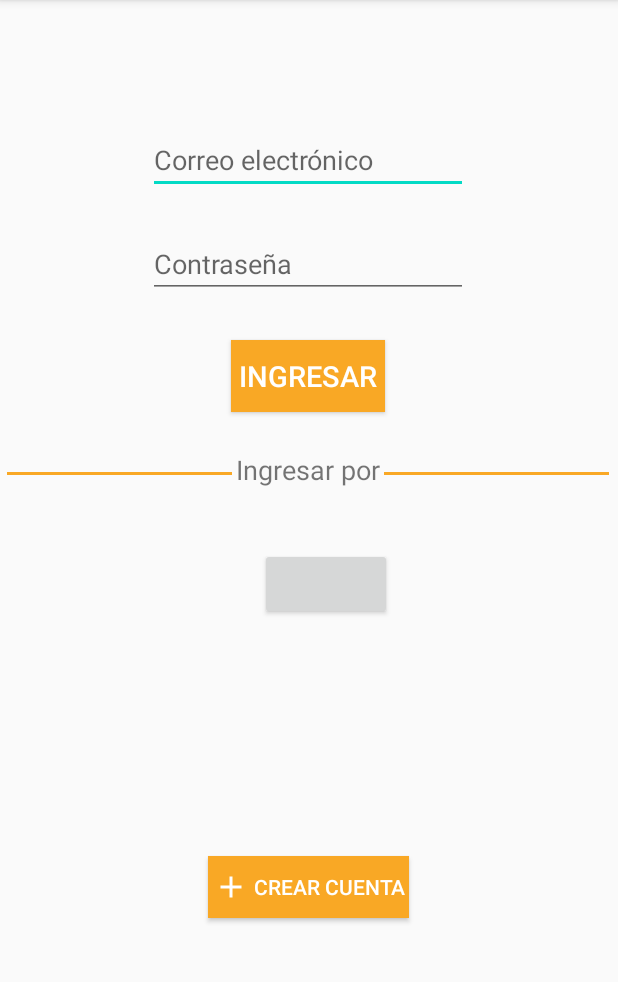
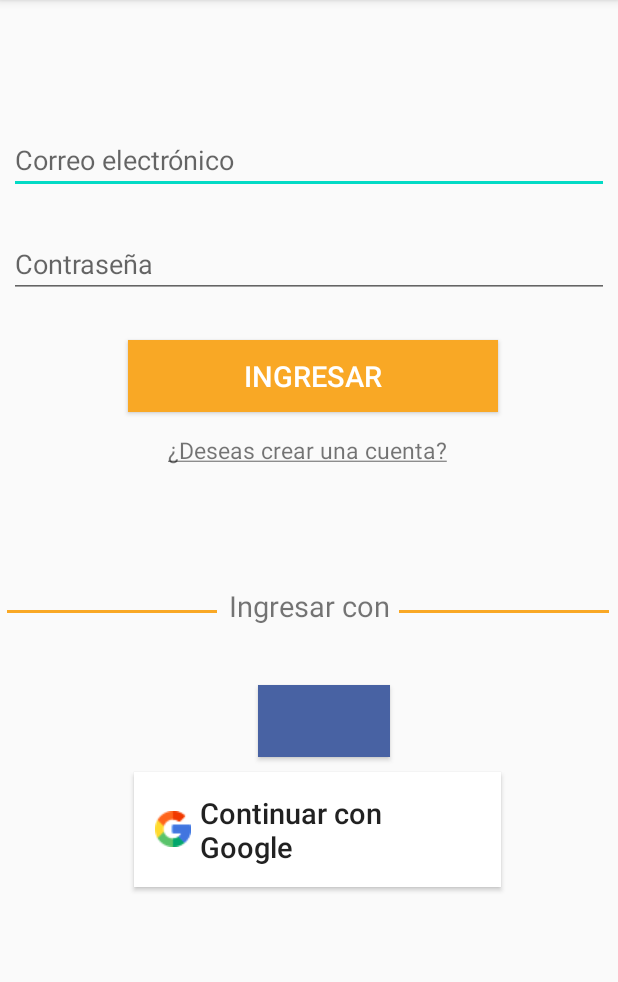
Before and after one commit to alegonzalez/balance_money, an Android app: the screen it shows after launch (LoginActivity), on a phone screen of 412 x 824 dp, the part 84-1066 px from its top. Run offline under Robolectric (Android 15) with nearby library versions, the phone set to English and light mode, and no system bars; our stand-ins replace Firebase (no records; nobody signed in at launch, a user with empty details on screens opened directly); libraries missing offline, so code that uses them is left out: com.blogspot.atifsoftwares, com.facebook, com.facebook.login; plain views replace LoginButton; 7 statements that could not run were skipped.

Commit message:
fix error when user do click to login button  with provider Facebook

```diff
--- a/balance_money/app/build.gradle
+++ b/balance_money/app/build.gradle
@@ -43,6 +43,7 @@ dependencies {
     implementation 'com.google.firebase:firebase-auth:19.3.1'
     implementation 'com.google.firebase:firebase-database:19.2.0'
     implementation 'com.facebook.android:facebook-login:[5,6)'
+    implementation 'com.google.android.gms:play-services-auth:18.0.0'
     implementation 'com.github.mohammadatif:Animatoo:master'
 
 
--- a/balance_money/app/src/main/java/com/ale/balance_money/LoginActivity.kt
+++ b/balance_money/app/src/main/java/com/ale/balance_money/LoginActivity.kt
@@ -2,9 +2,12 @@ package com.ale.balance_money
 
 
 import android.content.Intent
+import android.graphics.Paint
 import android.os.Bundle
 import android.view.View
+import android.widget.Button
 import android.widget.EditText
+import android.widget.TextView
 import android.widget.Toast
 import androidx.appcompat.app.AlertDialog
 import androidx.appcompat.app.AppCompatActivity
@@ -14,75 +17,119 @@ import com.facebook.FacebookCallback
 import com.facebook.FacebookException
 import com.facebook.login.LoginManager
 import com.facebook.login.LoginResult
+import com.facebook.login.widget.LoginButton
+import com.google.android.gms.auth.api.signin.GoogleSignIn
+import com.google.android.gms.auth.api.signin.GoogleSignInAccount
+import com.google.android.gms.auth.api.signin.GoogleSignInClient
+import com.google.android.gms.auth.api.signin.GoogleSignInOptions
+import com.google.android.gms.common.api.ApiException
+import com.google.android.gms.tasks.Task
+import com.google.firebase.auth.AuthCredential
 import com.google.firebase.auth.FacebookAuthProvider
 import com.google.firebase.auth.FirebaseAuth
-
+import com.google.firebase.auth.GoogleAuthProvider
 
 class LoginActivity : AppCompatActivity() {
-    var callbackManager = CallbackManager.Factory.create()
-
+    var callbackManager: CallbackManager = CallbackManager.Factory.create()
+    private val RC_SIGN_IN = 100
     override fun onCreate(savedInstanceState: Bundle?) {
         super.onCreate(savedInstanceState)
         setContentView(R.layout.activity_login)
+        var buttonGoogle = findViewById<Button>(R.id.btnSignInGoogle)
+        var buttonFacebook = findViewById<LoginButton>(R.id.loginBtnFacebook)
+        var txtCreateNewAccount = findViewById<TextView>(R.id.txtCreateNewAccount)
+        txtCreateNewAccount.setPaintFlags(txtCreateNewAccount.getPaintFlags() or Paint.UNDERLINE_TEXT_FLAG)
+        buttonFacebook.setCompoundDrawablesWithIntrinsicBounds(resources.getDrawable(R.drawable.facebook), null, null, null);
+        buttonFacebook.setPermissions("public_profile","email")
+        buttonGoogle.setOnClickListener {
+            val gso = GoogleSignInOptions.Builder(GoogleSignInOptions.DEFAULT_SIGN_IN)
+                .requestIdToken(getString(R.string.default_web_client_id))
+                .requestEmail()
+                .build()
+            val googleClient: GoogleSignInClient = GoogleSignIn.getClient(this, gso)
+            googleClient.signOut()
+            startActivityForResult(googleClient.signInIntent, RC_SIGN_IN)
+        }
+        buttonFacebook.setOnClickListener{
+            buttonFacebook.registerCallback(callbackManager,
+                object : FacebookCallback<LoginResult?> {
+                    override fun onSuccess(loginResult: LoginResult?) {
+                        loginResult?.let {
+                            val token = it.accessToken
+                            val credential = FacebookAuthProvider.getCredential(token.token)
+                            authenticationProvider(Authentication.FACEBOOK, credential)
+                        }
+                    }
+                    override fun onCancel() {}
+
+                    override fun onError(exception: FacebookException) {
+                        showAlert("Se ha producido un error de autenticación con el usuario")
+                    }
+                })
+        }
     }
+
     override fun onActivityResult(requestCode: Int, resultCode: Int, data: Intent?) {
         callbackManager.onActivityResult(requestCode, resultCode, data)
         super.onActivityResult(requestCode, resultCode, data)
+        if (requestCode == RC_SIGN_IN) {
+            val task: Task<GoogleSignInAccount> = GoogleSignIn.getSignedInAccountFromIntent(data)
+
+            try {
+                val account: GoogleSignInAccount? = task.getResult(ApiException::class.java)
+                if (account != null) {
+                    val credential: AuthCredential =
+                        GoogleAuthProvider.getCredential(account.idToken, null)
+                    this.authenticationProvider(Authentication.GOOGLE, credential)
+                }
+            } catch (e: ApiException) {
+                showAlert("Error al obtener la cuenta")
+            }
+
+        }
     }
 
+    /**
+     * This function make authentication of different providers and save data in firebase
+     */
+    private fun authenticationProvider(
+        typeAuthentication: Authentication,
+        credential: AuthCredential
+    ) {
+        FirebaseAuth.getInstance().signInWithCredential(credential).addOnCompleteListener {
+            if (it.isSuccessful) {
+                val person = Person(
+                    it.result?.user?.displayName.toString(),
+                    it.result?.user?.email.toString(),"",typeAuthentication.name
+                )
+                if (person.writeNewUser(typeAuthentication)) {
+                    openMenu()
+                } else {
+                    showAlert("Hubo problemas al guardar su información, intentalo nuevamente")
+                }
+            } else {
+                showAlert("Hubo problemas al guardar su información, intentalo nuevamente")
+            }
+        }
+
+    }
 
     /**
      * This function show Alert
      */
-    private fun showAlert(message:String){
+    private fun showAlert(message: String) {
         val builder = AlertDialog.Builder(this);
         builder.setTitle("Error")
         builder.setMessage(message)
-        builder.setPositiveButton("Aceptar",null)
-        val dialog:AlertDialog = builder.create()
+        builder.setPositiveButton("Aceptar", null)
+        val dialog: AlertDialog = builder.create()
         dialog.show()
-    }
-    /**
-     * method onclick when user make click in button with facebook
-     *
-     */
-    fun loginFacebook(view: View) {
-        LoginManager.getInstance().logInWithReadPermissions(this, listOf("email"))
-        LoginManager.getInstance().registerCallback(callbackManager,
-            object : FacebookCallback<LoginResult?> {
-                override fun onSuccess(loginResult: LoginResult?) {
-                    loginResult?.let {
-                        val token = it.accessToken
-                        val credential = FacebookAuthProvider.getCredential(token.token)
-                        FirebaseAuth.getInstance().signInWithCredential(credential).addOnCompleteListener{
-                            if (it.isSuccessful){
-                                val person:Person =  Person(it.result?.user?.displayName.toString(),it.result?.user?.email.toString())
-                                if(person.writeNewUser(Authentication.FACEBOOK)){
-                                    openMenu()
-                                }else{
-                                    showAlert("Hubo problemas al guardar su información, intentalo nuevamente")
-                                }
-
-                            }else {
-                                showAlert("Se ha producido un error de autenticaciòn con el usuario");
-                            }
-                        }
-                    }
-                }
-                override fun onCancel() {
-                    Toast.makeText(applicationContext,"Cancel", Toast.LENGTH_SHORT).show()
-                }
-
-                override fun onError(exception: FacebookException) {
-                    showAlert("Se ha producido un error de autenticación con el usuario")
-                }
-            })
     }
 
     /**
      * This function show menu of the application
      */
-    private fun openMenu(){
+    private fun openMenu() {
         val intentMenu = Intent(this, MenuActivity::class.java)
         startActivity(intentMenu)
         Animatoo.animateSlideLeft(this);
@@ -98,13 +145,15 @@ class LoginActivity : AppCompatActivity() {
     }
 
 
-
+    /**
+     * This function login with password and email
+     */
     fun login(view: View) {
         var email = findViewById<EditText>(R.id.txtEmail)
         var password = findViewById<EditText>(R.id.txtPassword)
-        var mAuth:FirebaseAuth = FirebaseAuth.getInstance();
-        val person=Person()
-       var passwordEncrypted =  person.getHash(password.text.toString())
+        var mAuth: FirebaseAuth = FirebaseAuth.getInstance();
+        val person = Person()
+        var passwordEncrypted = person.getHash(password.text.toString())
         mAuth.signInWithEmailAndPassword(email.text.toString(), passwordEncrypted.toString())
             .addOnCompleteListener(this) { task ->
                 if (task.isSuccessful) {
@@ -113,16 +162,11 @@ class LoginActivity : AppCompatActivity() {
                     Animatoo.animateSlideLeft(this);
                 } else {
                     // If sign in fails, display a message to the user.
-
-                    Toast.makeText(baseContext, "Authentication failed.",
-                        Toast.LENGTH_SHORT).show()
-                    // updateUI(null)
-                    // ...
+                    Toast.makeText(
+                        baseContext, "Authentication failed.",
+                        Toast.LENGTH_SHORT
+                    ).show()
                 }
-
-                // ...
             }
     }
-
-
 }
--- a/balance_money/app/src/main/java/com/ale/balance_money/MainActivity.kt
+++ b/balance_money/app/src/main/java/com/ale/balance_money/MainActivity.kt
@@ -12,11 +12,13 @@ class MainActivity : AppCompatActivity() {
     override fun onCreate(savedInstanceState: Bundle?) {
         super.onCreate(savedInstanceState)
         setContentView(R.layout.main_activity)
+      /*
         val handler:Handler =  Handler()
         handler.postDelayed({
             checkLogin()
         }, 5000)
-
+*/
+        checkLogin()
     }
 
     /**
@@ -29,12 +31,15 @@ class MainActivity : AppCompatActivity() {
             startActivity(intentMenu)
             Animatoo.animateSlideLeft(this);
 
-             /*
+
+ /*
+
             val intentLogin = Intent(this, LoginActivity::class.java)
             startActivity(intentLogin)
             Animatoo.animateSlideLeft(this);
 
-              */
+  */
+
         }else{
             val intentLogin = Intent(this, LoginActivity::class.java)
             startActivity(intentLogin)
--- a/balance_money/app/src/main/res/layout/activity_login.xml
+++ b/balance_money/app/src/main/res/layout/activity_login.xml
@@ -7,12 +7,13 @@
     tools:context=".LoginActivity">
 
 
-
     <EditText
         android:id="@+id/txtEmail"
-        android:layout_width="wrap_content"
+        android:layout_width="match_parent"
         android:layout_height="wrap_content"
+        android:layout_marginLeft="6dp"
         android:layout_marginTop="84dp"
+        android:layout_marginRight="6dp"
         android:ems="10"
         android:hint="@string/hint_email"
         android:inputType="textEmailAddress"
@@ -23,9 +24,11 @@
 
     <EditText
         android:id="@+id/txtPassword"
-        android:layout_width="wrap_content"
+        android:layout_width="match_parent"
         android:layout_height="wrap_content"
         android:layout_marginTop="24dp"
+        android:layout_marginRight="6dp"
+        android:layout_marginLeft="6dp"
         android:ems="10"
         android:hint="@string/hint_password"
         android:inputType="textPassword"
@@ -36,80 +39,104 @@
 
     <Button
         android:id="@+id/button"
-        android:layout_width="wrap_content"
+        android:layout_width="match_parent"
         android:layout_height="wrap_content"
         android:layout_marginTop="28dp"
         android:background="@color/colorPrimary"
+        android:onClick="login"
         android:padding="5dp"
         android:text="@string/button_login"
-        android:onClick="login"
         android:textColor="@color/colorLetter"
-        android:textSize="19dp"
+        android:textSize="19sp"
+        android:layout_marginLeft="85dp"
+        android:layout_marginRight="80dp"
         app:layout_constraintEnd_toEndOf="parent"
         app:layout_constraintHorizontal_bias="0.498"
         app:layout_constraintStart_toStartOf="parent"
         app:layout_constraintTop_toBottomOf="@+id/txtPassword" />
 
 
-    <View
-        android:layout_width="150dp"
-        android:layout_height="2dp"
-        android:layout_marginTop="40dp"
-        android:background="@color/colorPrimary"
+    <TextView
+        android:id="@+id/txtOr"
+        android:layout_width="wrap_content"
+        android:layout_height="wrap_content"
+        android:layout_marginTop="116dp"
+        android:text="@string/enterWith"
+        android:textSize="19sp"
         app:layout_constraintEnd_toEndOf="parent"
-        app:layout_constraintHorizontal_bias="0.019"
         app:layout_constraintStart_toStartOf="parent"
         app:layout_constraintTop_toBottomOf="@+id/button" />
 
     <View
-        android:layout_width="150dp"
+        android:layout_width="140dp"
         android:layout_height="2dp"
-        android:layout_marginTop="40dp"
+        android:layout_marginTop="132dp"
+        android:background="@color/colorPrimary"
+        app:layout_constraintEnd_toEndOf="parent"
+        app:layout_constraintHorizontal_bias="0.018"
+        app:layout_constraintStart_toStartOf="parent"
+        app:layout_constraintTop_toBottomOf="@+id/button" />
+
+    <View
+        android:layout_width="140dp"
+        android:layout_height="2dp"
+        android:layout_marginTop="132dp"
         android:background="@color/colorPrimary"
         app:layout_constraintEnd_toEndOf="parent"
         app:layout_constraintHorizontal_bias="0.977"
         app:layout_constraintStart_toStartOf="parent"
         app:layout_constraintTop_toBottomOf="@+id/button" />
 
-    <TextView
-        android:id="@+id/txtOr"
-        android:layout_width="wrap_content"
-        android:layout_height="wrap_content"
-        android:layout_marginTop="26dp"
-        android:text="Ingresar por"
-        android:textSize="18sp"
-        app:layout_constraintEnd_toEndOf="parent"
-        app:layout_constraintHorizontal_bias="0.498"
-        app:layout_constraintStart_toStartOf="parent"
-        app:layout_constraintTop_toBottomOf="@+id/button" />
-
     <com.facebook.login.widget.LoginButton
-        android:id="@+id/login_button"
+        android:id="@+id/loginBtnFacebook"
         android:layout_width="wrap_content"
         android:layout_height="wrap_content"
         android:layout_gravity="center_horizontal"
         android:layout_marginTop="40dp"
-        android:onClick="loginFacebook"
+        android:background="@color/colorButtonFacebook"
+        android:padding="5dp"
+        android:paddingTop="13dp"
+        android:paddingBottom="13dp"
+        android:textSize="19sp"
+        app:com_facebook_login_text="Continuar con Facebook"
         app:layout_constraintEnd_toEndOf="parent"
-        app:layout_constraintHorizontal_bias="0.536"
+        app:layout_constraintHorizontal_bias="0.53"
         app:layout_constraintStart_toStartOf="parent"
         app:layout_constraintTop_toBottomOf="@+id/txtOr" />
 
+    <TextView
+        android:id="@+id/txtCreateNewAccount"
+        android:layout_width="wrap_content"
+        android:layout_height="wrap_content"
+        android:clickable="true"
+        android:onClick="createNewAccount"
+        android:text="@string/text_createaccount"
+        android:textSize="15sp"
+        app:layout_constraintBottom_toTopOf="@+id/txtOr"
+        app:layout_constraintEnd_toEndOf="parent"
+        app:layout_constraintHorizontal_bias="0.497"
+        app:layout_constraintStart_toStartOf="parent"
+        app:layout_constraintTop_toBottomOf="@+id/button"
+        app:layout_constraintVertical_bias="0.156" />
+
     <Button
-        android:id="@+id/btnCrearAccount"
-        android:layout_width="134dp"
-        android:layout_height="41dp"
-        android:layout_marginBottom="156dp"
-        android:text="Crear cuenta"
-        android:drawableLeft="@drawable/add"
-        android:background="@color/colorPrimary"
-        android:textColor="@color/colorLetter"
-        android:paddingLeft="3dp"
-        android:onClick="createNewAccount"
-        app:layout_constraintBottom_toBottomOf="parent"
+        android:id="@+id/btnSignInGoogle"
+        android:layout_width="match_parent"
+        android:layout_height="wrap_content"
+        android:layout_marginStart="89dp"
+        android:layout_marginTop="10dp"
+        android:layout_marginEnd="78dp"
+        android:text="@string/button_sign_in_google"
+        android:textSize="19sp"
+        android:textAllCaps="false"
+        android:textAlignment="textStart"
+        android:drawableLeft="@drawable/google"
+        android:padding="14dp"
+        android:drawablePadding="6dp"
+        android:background="@color/colorLetter"
         app:layout_constraintEnd_toEndOf="parent"
-        app:layout_constraintHorizontal_bias="0.498"
-        app:layout_constraintStart_toStartOf="parent" />
-
+        app:layout_constraintHorizontal_bias="0.0"
+        app:layout_constraintStart_toStartOf="parent"
+        app:layout_constraintTop_toBottomOf="@+id/loginBtnFacebook" />
 
 </androidx.constraintlayout.widget.ConstraintLayout>
--- a/balance_money/app/src/main/res/values/colors.xml
+++ b/balance_money/app/src/main/res/values/colors.xml
@@ -4,4 +4,5 @@
     <color name="colorPrimaryDark">#C17900</color>
     <color name="colorAccent">#03DAC5</color>
     <color name="colorLetter">#ffffff</color>
+    <color name="colorButtonFacebook">#4862A3 </color>
 </resources>
--- a/balance_money/app/src/main/res/values/strings.xml
+++ b/balance_money/app/src/main/res/values/strings.xml
@@ -7,9 +7,15 @@
     <string name="create_account">Crear cuenta</string>
     <string name="facebook_app_id">2642299346088713</string>
     <string name="fb_login_protocol_scheme">fb2642299346088713</string>
+    <string name="text_createaccount">¿Deseas crear una cuenta?</string>
+    <string name="button_sign_in_google">Continuar con Google</string>
+    <string name="enterWith">Ingresar con</string>
+
     <!-- Create new account -->
     <string name="field_name_create_account">Nombre</string>
     <string name="field_email_create_account">Correo electrónico</string>
     <string name="field_password_create_account">Contraseña</string>
     <string name="field__confirm_password_create_account">Confirmar contraseña</string>
+
+
 </resources>
```
Also changed, not shown: balance_money/app/src/main/java/com/ale/balance_money/Person.kt (+6 -3 lines), balance_money/app/src/main/res/layout/activity_create_account.xml (+18 -6 lines), balance_money/app/src/main/res/drawable-v24/facebook.png (added), balance_money/app/src/main/res/drawable-v24/google.png (added).
